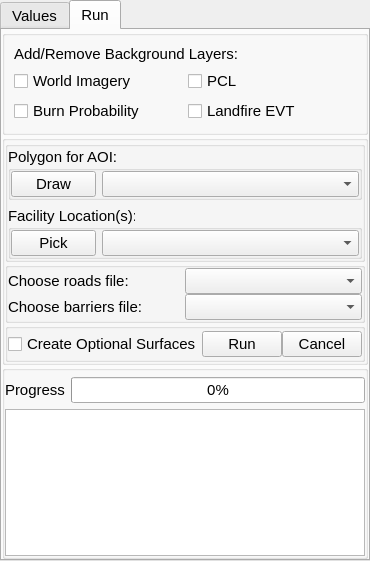
First picture: the form in delivered_cost/delivered_cost_dockwidget_base.ui, repository timvandriel/raster_tools_plugin, before the edit.
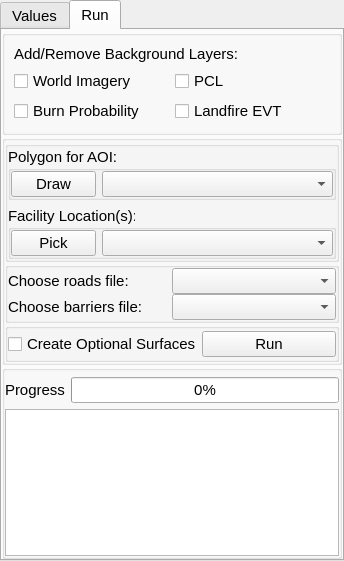
Second picture: the form after the edit.

Patch:
```diff
--- a/delivered_cost/delivered_cost_dockwidget_base.ui
+++ b/delivered_cost/delivered_cost_dockwidget_base.ui
@@ -1078,13 +1078,6 @@
                 </property>
                </widget>
               </item>
-              <item>
-               <widget class="QPushButton" name="cancelButton">
-                <property name="text">
-                 <string>Cancel</string>
-                </property>
-               </widget>
-              </item>
              </layout>
             </widget>
            </item>
```
